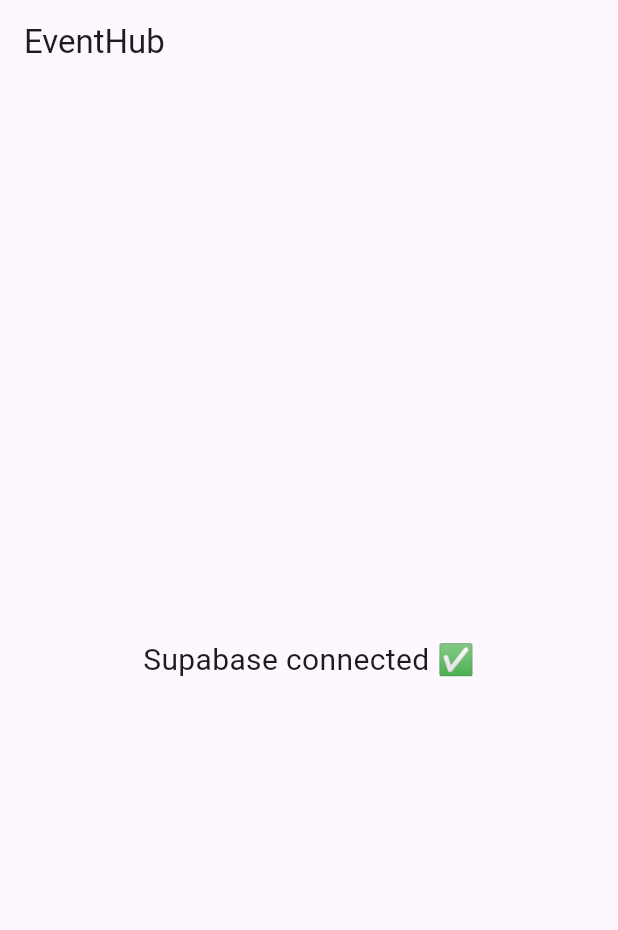
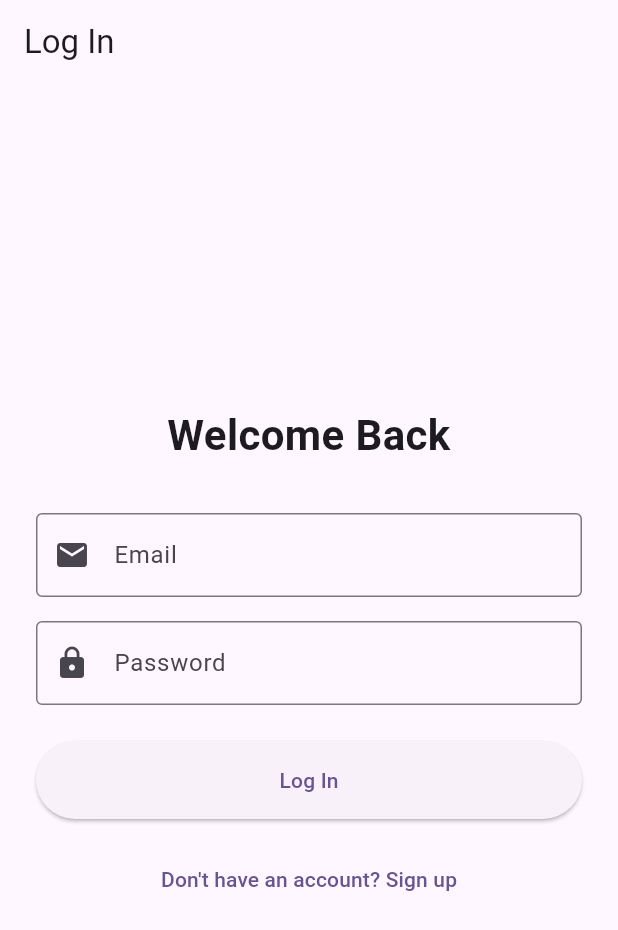
Before and after one commit to SajanaJayawardhana/eventhub, a Flutter app: the screen it shows after launch, on a phone screen of 412 x 824 dp. Shown: the top 930 px of the screen. Run offline on Flutter 3.47's test engine with Material 3 defaults, Android fonts, the phone set to English and light mode, and no system bars; our stand-ins replace supabase_flutter; accounts and stored records are empty.

Commit message:
Add login and signup screens with Supabase auth

```diff
--- a/lib/main.dart
+++ b/lib/main.dart
@@ -1,5 +1,7 @@
+import 'dart:async';
 import 'package:flutter/material.dart';
 import 'package:supabase_flutter/supabase_flutter.dart';
+import 'screens/login_screen.dart';
 
 Future<void> main() async {
   WidgetsFlutterBinding.ensureInitialized();
@@ -27,24 +29,80 @@ class EventHubApp extends StatelessWidget {
         colorSchemeSeed: Colors.deepPurple,
         useMaterial3: true,
       ),
-      home: const ConnectionTestScreen(),
+      home: const RootScreen(),
     );
   }
 }
 
-// Temporary screen just to prove Supabase is connected.
-// We'll replace this with the real Login screen next.
-class ConnectionTestScreen extends StatelessWidget {
-  const ConnectionTestScreen({super.key});
+class RootScreen extends StatefulWidget {
+  const RootScreen({super.key});
+
+  @override
+  State<RootScreen> createState() => _RootScreenState();
+}
+
+class _RootScreenState extends State<RootScreen> {
+  Session? _session;
+  late final StreamSubscription<AuthState> _authSubscription;
+
+  @override
+  void initState() {
+    super.initState();
+    _session = supabase.auth.currentSession;
+    _authSubscription = supabase.auth.onAuthStateChange.listen((data) {
+      if (mounted) {
+        setState(() {
+          _session = data.session;
+        });
+      }
+    });
+  }
+
+  @override
+  void dispose() {
+    _authSubscription.cancel();
+    super.dispose();
+  }
+
+  @override
+  Widget build(BuildContext context) {
+    return _session == null ? const LoginScreen() : const HomeScreen();
+  }
+}
+
+class HomeScreen extends StatelessWidget {
+  const HomeScreen({super.key});
+
+  Future<void> _logout() async {
+    await supabase.auth.signOut();
+  }
 
   @override
   Widget build(BuildContext context) {
     return Scaffold(
-      appBar: AppBar(title: const Text('EventHub')),
+      appBar: AppBar(
+        title: const Text('EventHub'),
+        actions: [
+          IconButton(
+            onPressed: _logout,
+            icon: const Icon(Icons.logout),
+            tooltip: 'Logout',
+          ),
+        ],
+      ),
       body: const Center(
-        child: Text(
-          'Supabase connected ✅',
-          style: TextStyle(fontSize: 20),
+        child: Column(
+          mainAxisAlignment: MainAxisAlignment.center,
+          children: [
+            Icon(Icons.event, size: 64, color: Colors.deepPurple),
+            SizedBox(height: 16),
+            Text(
+              'Welcome to EventHub!',
+              style: TextStyle(fontSize: 24, fontWeight: FontWeight.bold),
+            ),
+            SizedBox(height: 8),
+            Text('Your personalized event manager.'),
+          ],
         ),
       ),
     );
--- /dev/null
+++ b/lib/screens/login_screen.dart
@@ -0,0 +1,143 @@
+import 'package:flutter/material.dart';
+import 'package:supabase_flutter/supabase_flutter.dart';
+import '../main.dart';
+import 'signup_screen.dart';
+
+class LoginScreen extends StatefulWidget {
+  const LoginScreen({super.key});
+
+  @override
+  State<LoginScreen> createState() => _LoginScreenState();
+}
+
+class _LoginScreenState extends State<LoginScreen> {
+  final _formKey = GlobalKey<FormState>();
+  final _emailController = TextEditingController();
+  final _passwordController = TextEditingController();
+  bool _isLoading = false;
+
+  Future<void> _login() async {
+    if (!_formKey.currentState!.validate()) return;
+
+    setState(() => _isLoading = true);
+    try {
+      await supabase.auth.signInWithPassword(
+        email: _emailController.text.trim(),
+        password: _passwordController.text.trim(),
+      );
+    } on AuthException catch (error) {
+      if (mounted) {
+        ScaffoldMessenger.of(context).showSnackBar(
+          SnackBar(
+            content: Text(error.message),
+            backgroundColor: Theme.of(context).colorScheme.error,
+          ),
+        );
+      }
+    } catch (error) {
+      if (mounted) {
+        ScaffoldMessenger.of(context).showSnackBar(
+          const SnackBar(
+            content: Text('An unexpected error occurred'),
+          ),
+        );
+      }
+    } finally {
+      if (mounted) setState(() => _isLoading = false);
+    }
+  }
+
+  @override
+  void dispose() {
+    _emailController.dispose();
+    _passwordController.dispose();
+    super.dispose();
+  }
+
+  @override
+  Widget build(BuildContext context) {
+    return Scaffold(
+      appBar: AppBar(title: const Text('Log In')),
+      body: Center(
+        child: SingleChildScrollView(
+          padding: const EdgeInsets.all(24.0),
+          child: Form(
+            key: _formKey,
+            child: Column(
+              mainAxisAlignment: MainAxisAlignment.center,
+              crossAxisAlignment: CrossAxisAlignment.stretch,
+              children: [
+                const Text(
+                  'Welcome Back',
+                  style: TextStyle(fontSize: 28, fontWeight: FontWeight.bold),
+                  textAlign: TextAlign.center,
+                ),
+                const SizedBox(height: 32),
+                TextFormField(
+                  controller: _emailController,
+                  decoration: const InputDecoration(
+                    labelText: 'Email',
+                    border: OutlineInputBorder(),
+                    prefixIcon: Icon(Icons.email),
+                  ),
+                  keyboardType: TextInputType.emailAddress,
+                  validator: (value) {
+                    if (value == null || value.isEmpty) {
+                      return 'Please enter your email';
+                    }
+                    if (!RegExp(r'^[\w-\.]+@([\w-]+\.)+[\w-]{2,4}$')
+                        .hasMatch(value)) {
+                      return 'Please enter a valid email address';
+                    }
+                    return null;
+                  },
+                ),
+                const SizedBox(height: 16),
+                TextFormField(
+                  controller: _passwordController,
+                  decoration: const InputDecoration(
+                    labelText: 'Password',
+                    border: OutlineInputBorder(),
+                    prefixIcon: Icon(Icons.lock),
+                  ),
+                  obscureText: true,
+                  validator: (value) {
+                    if (value == null || value.isEmpty) {
+                      return 'Please enter your password';
+                    }
+                    return null;
+                  },
+                ),
+                const SizedBox(height: 24),
+                ElevatedButton(
+                  onPressed: _isLoading ? null : _login,
+                  style: ElevatedButton.styleFrom(
+                    padding: const EdgeInsets.symmetric(vertical: 16),
+                  ),
+                  child: _isLoading
+                      ? const SizedBox(
+                          height: 20,
+                          width: 20,
+                          child: CircularProgressIndicator(strokeWidth: 2),
+                        )
+                      : const Text('Log In'),
+                ),
+                const SizedBox(height: 16),
+                TextButton(
+                  onPressed: () {
+                    Navigator.of(context).push(
+                      MaterialPageRoute(
+                        builder: (context) => const SignUpScreen(),
+                      ),
+                    );
+                  },
+                  child: const Text("Don't have an account? Sign up"),
+                ),
+              ],
+            ),
+          ),
+        ),
+      ),
+    );
+  }
+}
```
Also changed, not shown: lib/screens/signup_screen.dart (added, +170 -0 lines).
